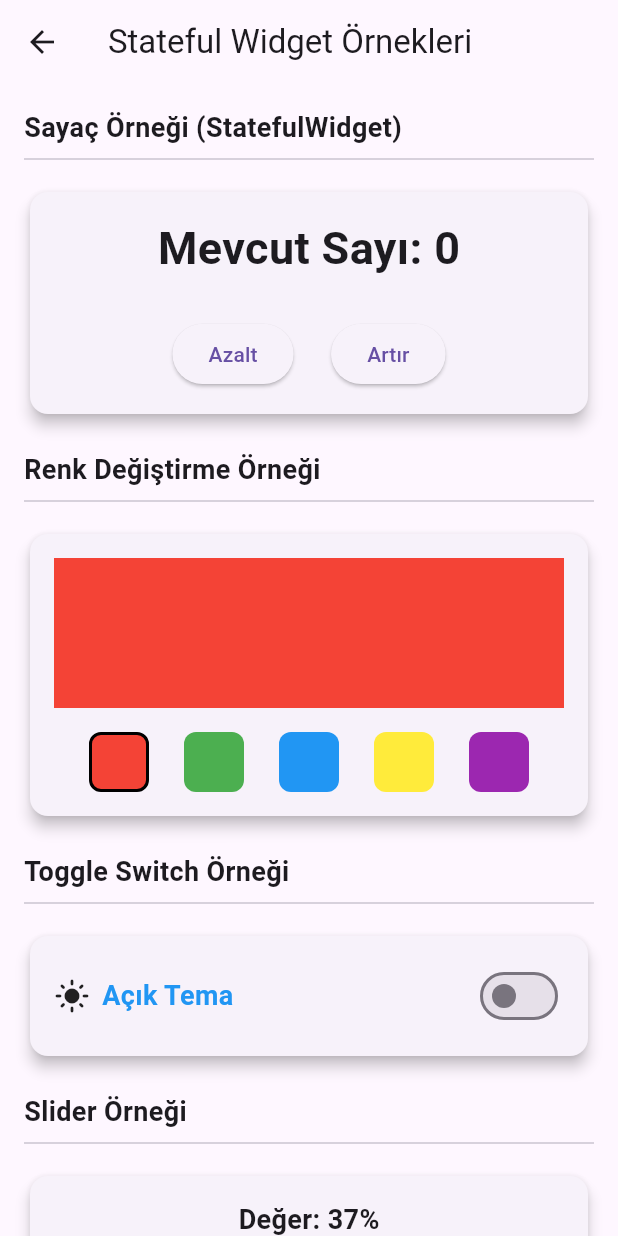
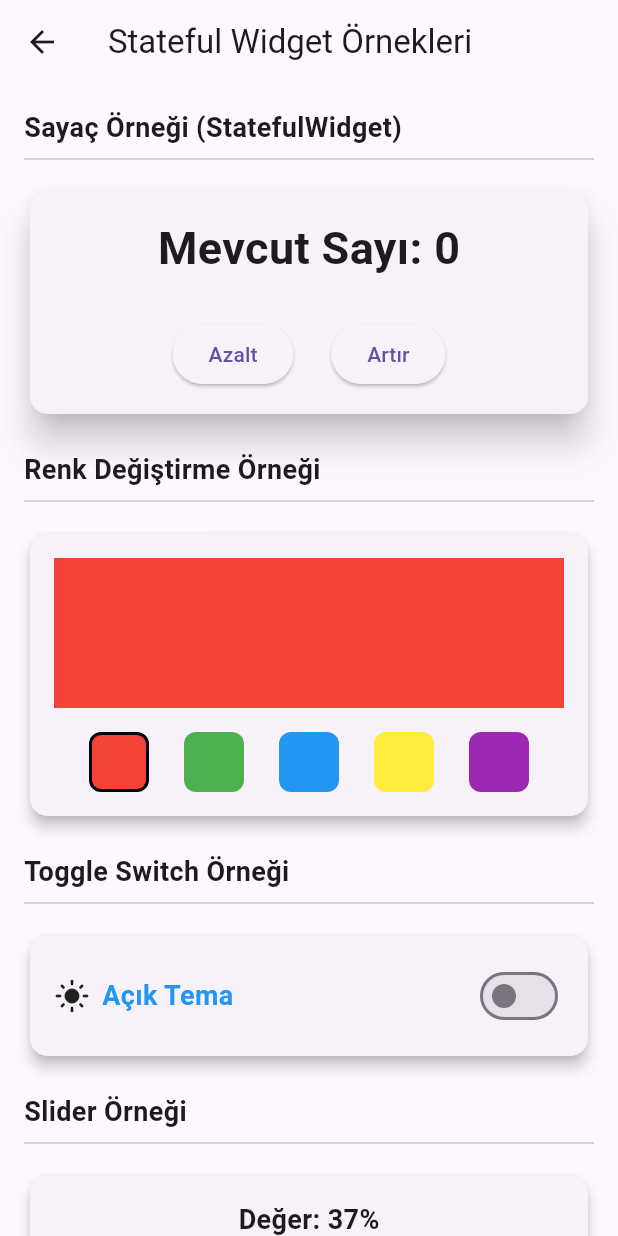
Before and after one commit to abdulkadiryugruk/flutter_learning_widgets, a Flutter app: the screen it shows after launch, after a tap on "Stateful Örnekleri", on a phone screen of 412 x 824 dp. Run offline on Flutter 3.47's test engine with Material 3 defaults, Android fonts, the phone set to English and light mode, and no system bars.

Commit message:
yeni urunler ekendi

```diff
--- a/lib/main.dart
+++ b/lib/main.dart
@@ -1,14 +1,8 @@
 import 'package:flutter/material.dart';
 import 'screens/home_screen.dart';
-import 'screens/basic_widgets_screen.dart';
-import 'screens/layout_widgets_screen.dart';
-import 'screens/stateful_example_screen.dart';
-import 'screens/form_example_screen.dart';
-import 'screens/navigation_example_screen.dart';
-import 'screens/list_example_screen.dart';
 
 void main() {
-  runApp(const MyApp());
+  runApp(MyApp());
 }
 
 class MyApp extends StatelessWidget {
--- a/lib/screens/form_example_screen.dart
+++ b/lib/screens/form_example_screen.dart
@@ -100,8 +100,8 @@ class _FormExampleScreenState extends State<FormExampleScreen> {
                   Expanded(
                     child: DropdownButtonFormField<String>(
                       items: const [
-                        DropdownMenuItem(value: 'Erkek', child: Text('Erkek')),
-                        DropdownMenuItem(value: 'Kadın', child: Text('Kadın')),
+                        DropdownMenuItem(value: 'Cinsiyet Erkek', child: Text('Erkek')),
+                        DropdownMenuItem(value: 'Cinsiyet Kadın', child: Text('Kadın')),
                       ],
                       onChanged: (value) {},
                       decoration: const InputDecoration(
--- a/lib/screens/home_screen.dart
+++ b/lib/screens/home_screen.dart
@@ -5,6 +5,7 @@ import 'stateful_example_screen.dart';
 import 'form_example_screen.dart';
 import 'navigation_example_screen.dart';
 import 'list_example_screen.dart';
+import 'test_screen.dart';
 
 class HomeScreen extends StatelessWidget {
   const HomeScreen({super.key});
@@ -103,8 +104,18 @@ class HomeScreen extends StatelessWidget {
                       ),
                     ),
                   ),
-
-
+                  _buildCategoryCard(
+                    context,
+                    'Test Ekranı',
+                    Icons.check_circle,
+                    Colors.amber,
+                    () => Navigator.push(
+                      context,
+                      MaterialPageRoute(
+                        builder: (context) => const TestScreen(),
+                      ),
+                    ),
+                  ),
                 ],
               ),
             ),
--- a/lib/screens/stateful_example_screen.dart
+++ b/lib/screens/stateful_example_screen.dart
@@ -15,7 +15,7 @@ class _StatefulExampleScreenState extends State<StatefulExampleScreen> {
   Color _boxColor = Colors.red;
 
   // Toggle örneği için değişken
-  bool _isToggled = false;
+  final bool _isToggled = false;
 
   // Slider örneği için değişken
   double _sliderValue = 0.37;
@@ -37,7 +37,7 @@ class _StatefulExampleScreenState extends State<StatefulExampleScreen> {
             children: [
               _buildSectionTitle('Sayaç Örneği (StatefulWidget)'),
               Card(
-                elevation: 4,
+                elevation: 10,
                 child: Padding(
                   padding: const EdgeInsets.all(16.0),
                   child: Column(
```
Also changed, not shown: lib/screens/layout_widgets_screen.dart (+25 -32 lines), lib/screens/test_screen.dart (added, +72 -0 lines).
